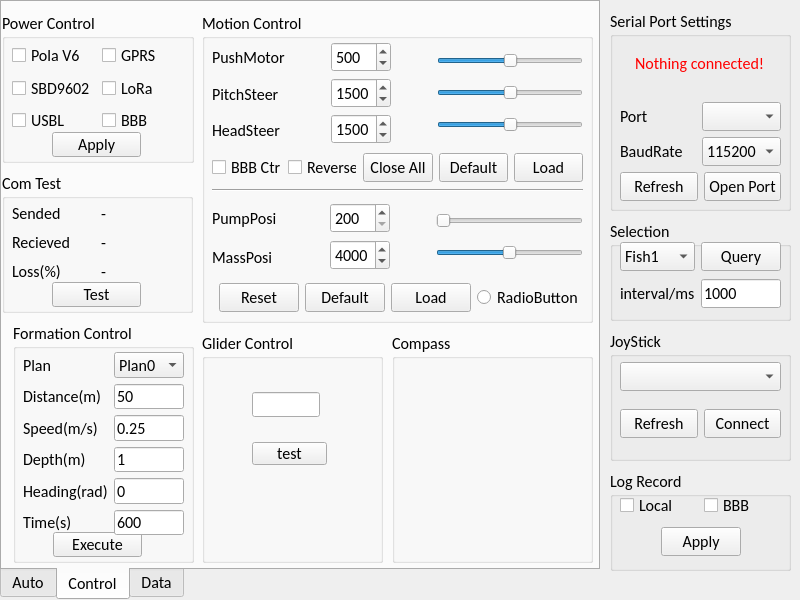
First picture: the form in mainwidget.ui, repository ScorchHeHe/FishUpper, before the edit.
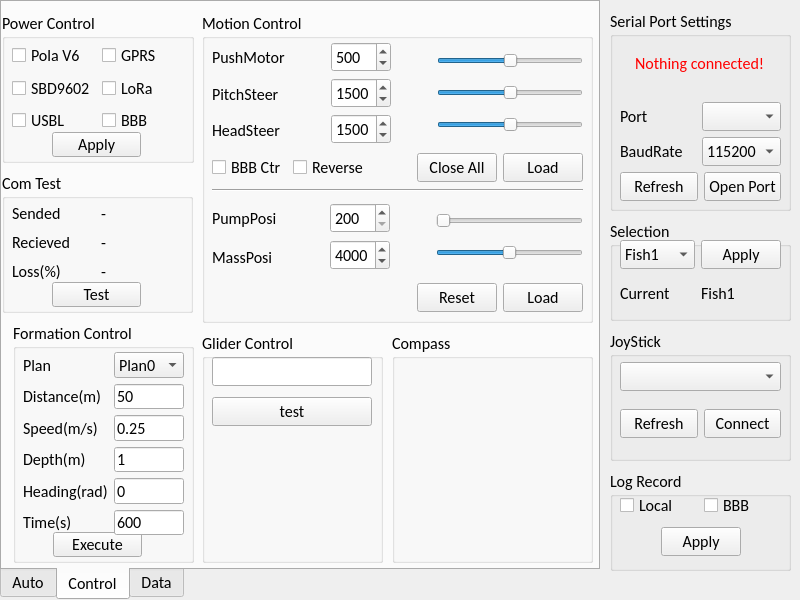
Second picture: the form after the edit. The open tabs and pages were chosen to show the change.

Diff of the .ui file:
```diff
--- a/mainwidget.ui
+++ b/mainwidget.ui
@@ -583,6 +583,19 @@
          </property>
         </widget>
        </item>
+       <item>
+        <spacer name="horizontalSpacer_10">
+         <property name="orientation">
+          <enum>Qt::Horizontal</enum>
+         </property>
+         <property name="sizeHint" stdset="0">
+          <size>
+           <width>40</width>
+           <height>20</height>
+          </size>
+         </property>
+        </spacer>
+       </item>
        <item>
         <widget class="QPushButton" name="mtr_btn_close_all">
          <property name="text">
@@ -590,13 +603,6 @@
          </property>
         </widget>
        </item>
-       <item>
-        <widget class="QPushButton" name="mtr_btn_default">
-         <property name="text">
-          <string>Default</string>
-         </property>
-        </widget>
-       </item>
        <item>
         <widget class="QPushButton" name="mtr_btn_load">
          <property name="text">
@@ -779,13 +785,6 @@
          </property>
         </widget>
        </item>
-       <item>
-        <widget class="QPushButton" name="posi_btn_default">
-         <property name="text">
-          <string>Default</string>
-         </property>
-        </widget>
-       </item>
        <item>
         <widget class="QPushButton" name="posi_btn_load">
          <property name="text">
@@ -793,13 +792,6 @@
          </property>
         </widget>
        </item>
-       <item>
-        <widget class="QRadioButton" name="radioButton">
-         <property name="text">
-          <string>RadioButton</string>
-         </property>
-        </widget>
-       </item>
       </layout>
      </widget>
      <widget class="Line" name="line">
@@ -1122,31 +1114,31 @@
      <property name="title">
       <string>Glider Control</string>
      </property>
-     <widget class="QPushButton" name="pushButton">
+     <widget class="QWidget" name="verticalLayoutWidget">
       <property name="geometry">
        <rect>
-        <x>50</x>
-        <y>110</y>
-        <width>75</width>
-        <height>23</height>
+        <x>10</x>
+        <y>20</y>
+        <width>160</width>
+        <height>80</height>
        </rect>
       </property>
-      <property name="text">
-       <string>test</string>
-      </property>
-     </widget>
-     <widget class="QLineEdit" name="lineEdit">
-      <property name="geometry">
-       <rect>
-        <x>50</x>
-        <y>60</y>
-        <width>68</width>
-        <height>25</height>
-       </rect>
-      </property>
-      <property name="text">
-       <string/>
-      </property>
+      <layout class="QVBoxLayout" name="verticalLayout_11">
+       <item>
+        <widget class="QLineEdit" name="lineEdit">
+         <property name="text">
+          <string/>
+         </property>
+        </widget>
+       </item>
+       <item>
+        <widget class="QPushButton" name="pushButton">
+         <property name="text">
+          <string>test</string>
+         </property>
+        </widget>
+       </item>
+      </layout>
      </widget>
     </widget>
     <widget class="QGroupBox" name="groupBox_compass">
@@ -2322,7 +2314,7 @@
      <item row="0" column="1">
       <widget class="QPushButton" name="slct_btn_query">
        <property name="text">
-        <string>Query</string>
+        <string>Apply</string>
        </property>
       </widget>
      </item>
@@ -2353,14 +2345,14 @@
      <item row="1" column="0">
       <widget class="QLabel" name="slct_label_interval">
        <property name="text">
-        <string>interval/ms</string>
+        <string>Current</string>
        </property>
       </widget>
      </item>
      <item row="1" column="1">
-      <widget class="QLineEdit" name="slct_lineEdit_text_interval">
+      <widget class="QLabel" name="comtst_label_text_current_fish">
        <property name="text">
-        <string>1000</string>
+        <string>Fish1</string>
        </property>
       </widget>
      </item>
```
Left out of the diff: 11 changed lines with no effect on the pictures.
